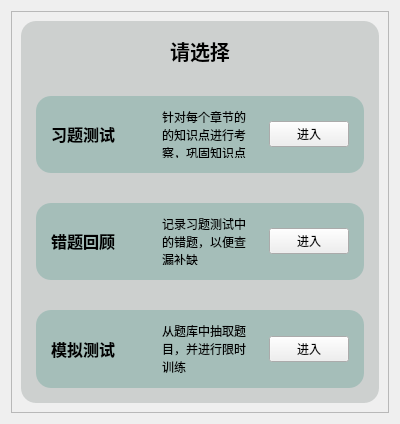
Above: ui/quizpage.ui from azh-1415926/POCAssistant before the change. Below: the same form after it.
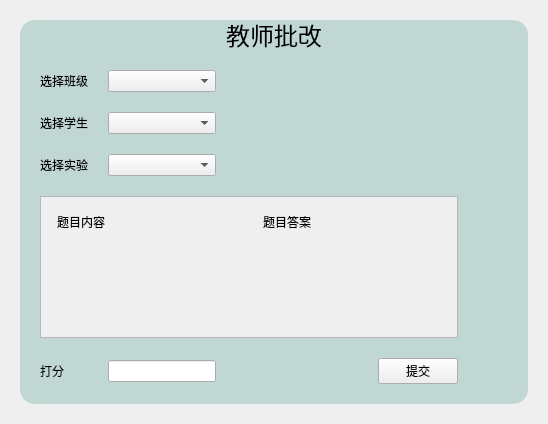
That is the form after the change. The open tabs and pages were chosen to show the change. Icons and pictures are not drawn. Custom widgets are drawn as their Qt base class.

Commit message: 粗略补全在线测试模块，新增教师批改，新增错题回顾，完善界面，应付论文

```diff
--- a/ui/quizpage.ui
+++ b/ui/quizpage.ui
@@ -6,7 +6,7 @@
    <rect>
     <x>0</x>
     <y>0</y>
-    <width>400</width>
+    <width>548</width>
     <height>424</height>
    </rect>
   </property>
@@ -16,6 +16,15 @@
   <layout class="QVBoxLayout" name="verticalLayout">
    <item>
     <widget class="QFrame" name="frameOfMain">
+     <property name="styleSheet">
+      <string notr="true">QFrame#frameOfMain
+{
+	border-radius: 15px;
+}
+
+
+</string>
+     </property>
      <property name="frameShape">
       <enum>QFrame::StyledPanel</enum>
      </property>
@@ -30,7 +39,7 @@
         </property>
         <widget class="QWidget" name="page">
          <property name="styleSheet">
-          <string notr="true">QFrame#frame
+          <string notr="true">QWidget#student
 {
 	background-color: rgba(64, 81, 78,50);
 	border-radius: 15px;
@@ -366,6 +375,255 @@
         </widget>
         <widget class="QWidget" name="pageOfWrong"/>
         <widget class="QWidget" name="pageOfSimulation"/>
+        <widget class="QWidget" name="teacher">
+         <property name="styleSheet">
+          <string notr="true">QWidget#teacher
+{
+	background-color: rgba(0,118,98,50);
+	border-radius: 15px;
+}</string>
+         </property>
+         <layout class="QGridLayout" name="gridLayout">
+          <property name="leftMargin">
+           <number>20</number>
+          </property>
+          <property name="topMargin">
+           <number>0</number>
+          </property>
+          <property name="rightMargin">
+           <number>20</number>
+          </property>
+          <property name="bottomMargin">
+           <number>20</number>
+          </property>
+          <property name="horizontalSpacing">
+           <number>10</number>
+          </property>
+          <property name="verticalSpacing">
+           <number>20</number>
+          </property>
+          <item row="1" column="6">
+           <spacer name="horizontalSpacer_3">
+            <property name="orientation">
+             <enum>Qt::Orientation::Horizontal</enum>
+            </property>
+            <property name="sizeHint" stdset="0">
+             <size>
+              <width>40</width>
+              <height>20</height>
+             </size>
+            </property>
+           </spacer>
+          </item>
+          <item row="1" column="3">
+           <spacer name="horizontalSpacer_5">
+            <property name="orientation">
+             <enum>Qt::Orientation::Horizontal</enum>
+            </property>
+            <property name="sizeHint" stdset="0">
+             <size>
+              <width>40</width>
+              <height>20</height>
+             </size>
+            </property>
+           </spacer>
+          </item>
+          <item row="0" column="0" colspan="10">
+           <widget class="QLabel" name="label_11">
+            <property name="maximumSize">
+             <size>
+              <width>16777215</width>
+              <height>30</height>
+             </size>
+            </property>
+            <property name="font">
+             <font>
+              <family>Academy Engraved LET</family>
+              <pointsize>18</pointsize>
+             </font>
+            </property>
+            <property name="text">
+             <string>教师批改</string>
+            </property>
+            <property name="alignment">
+             <set>Qt::AlignmentFlag::AlignCenter</set>
+            </property>
+           </widget>
+          </item>
+          <item row="5" column="2">
+           <widget class="QLineEdit" name="inputOfScore"/>
+          </item>
+          <item row="1" column="2">
+           <widget class="QComboBox" name="optionOfClass"/>
+          </item>
+          <item row="5" column="0">
+           <widget class="QLabel" name="label_13">
+            <property name="text">
+             <string>打分</string>
+            </property>
+           </widget>
+          </item>
+          <item row="1" column="4">
+           <spacer name="horizontalSpacer_2">
+            <property name="orientation">
+             <enum>Qt::Orientation::Horizontal</enum>
+            </property>
+            <property name="sizeHint" stdset="0">
+             <size>
+              <width>40</width>
+              <height>20</height>
+             </size>
+            </property>
+           </spacer>
+          </item>
+          <item row="5" column="7">
+           <widget class="QLabel" name="label_12">
+            <property name="text">
+             <string/>
+            </property>
+           </widget>
+          </item>
+          <item row="5" column="6">
+           <widget class="QPushButton" name="btnOfSubmitScore">
+            <property name="text">
+             <string>提交</string>
+            </property>
+           </widget>
+          </item>
+          <item row="1" column="7" colspan="3">
+           <spacer name="horizontalSpacer">
+            <property name="orientation">
+             <enum>Qt::Orientation::Horizontal</enum>
+            </property>
+            <property name="sizeHint" stdset="0">
+             <size>
+              <width>40</width>
+              <height>20</height>
+             </size>
+            </property>
+           </spacer>
+          </item>
+          <item row="3" column="0">
+           <widget class="QLabel" name="label_14">
+            <property name="text">
+             <string>选择实验</string>
+            </property>
+           </widget>
+          </item>
+          <item row="2" column="2">
+           <widget class="QComboBox" name="optionOfStudent"/>
+          </item>
+          <item row="2" column="0">
+           <widget class="QLabel" name="label_9">
+            <property name="text">
+             <string>选择学生</string>
+            </property>
+           </widget>
+          </item>
+          <item row="3" column="2">
+           <widget class="QComboBox" name="optionOfExperiment"/>
+          </item>
+          <item row="1" column="5">
+           <spacer name="horizontalSpacer_4">
+            <property name="orientation">
+             <enum>Qt::Orientation::Horizontal</enum>
+            </property>
+            <property name="sizeHint" stdset="0">
+             <size>
+              <width>40</width>
+              <height>20</height>
+             </size>
+            </property>
+           </spacer>
+          </item>
+          <item row="5" column="8">
+           <widget class="QLabel" name="label_10">
+            <property name="text">
+             <string/>
+            </property>
+           </widget>
+          </item>
+          <item row="1" column="0">
+           <widget class="QLabel" name="label_8">
+            <property name="text">
+             <string>选择班级</string>
+            </property>
+           </widget>
+          </item>
+          <item row="4" column="0" colspan="7">
+           <widget class="QScrollArea" name="scrollArea">
+            <property name="styleSheet">
+             <string notr="true"/>
+            </property>
+            <property name="widgetResizable">
+             <bool>true</bool>
+            </property>
+            <widget class="QWidget" name="scrollAreaWidgetContents">
+             <property name="geometry">
+              <rect>
+               <x>0</x>
+               <y>0</y>
+               <width>408</width>
+               <height>126</height>
+              </rect>
+             </property>
+             <property name="styleSheet">
+              <string notr="true"/>
+             </property>
+             <layout class="QHBoxLayout" name="horizontalLayout_5">
+              <item>
+               <widget class="QLabel" name="contentOfQuiz">
+                <property name="minimumSize">
+                 <size>
+                  <width>200</width>
+                  <height>0</height>
+                 </size>
+                </property>
+                <property name="maximumSize">
+                 <size>
+                  <width>200</width>
+                  <height>16777215</height>
+                 </size>
+                </property>
+                <property name="styleSheet">
+                 <string notr="true"/>
+                </property>
+                <property name="text">
+                 <string>题目内容</string>
+                </property>
+                <property name="alignment">
+                 <set>Qt::AlignmentFlag::AlignLeading|Qt::AlignmentFlag::AlignLeft|Qt::AlignmentFlag::AlignTop</set>
+                </property>
+                <property name="wordWrap">
+                 <bool>true</bool>
+                </property>
+                <property name="indent">
+                 <number>7</number>
+                </property>
+               </widget>
+              </item>
+              <item>
+               <widget class="QLabel" name="contentOfAnswer">
+                <property name="text">
+                 <string>题目答案</string>
+                </property>
+                <property name="alignment">
+                 <set>Qt::AlignmentFlag::AlignLeading|Qt::AlignmentFlag::AlignLeft|Qt::AlignmentFlag::AlignTop</set>
+                </property>
+                <property name="wordWrap">
+                 <bool>true</bool>
+                </property>
+                <property name="indent">
+                 <number>7</number>
+                </property>
+               </widget>
+              </item>
+             </layout>
+            </widget>
+           </widget>
+          </item>
+         </layout>
+        </widget>
        </widget>
       </item>
      </layout>
```
Left out of the diff: 55 changed lines with no effect on the pictures. The commit also changes 7 other files.
